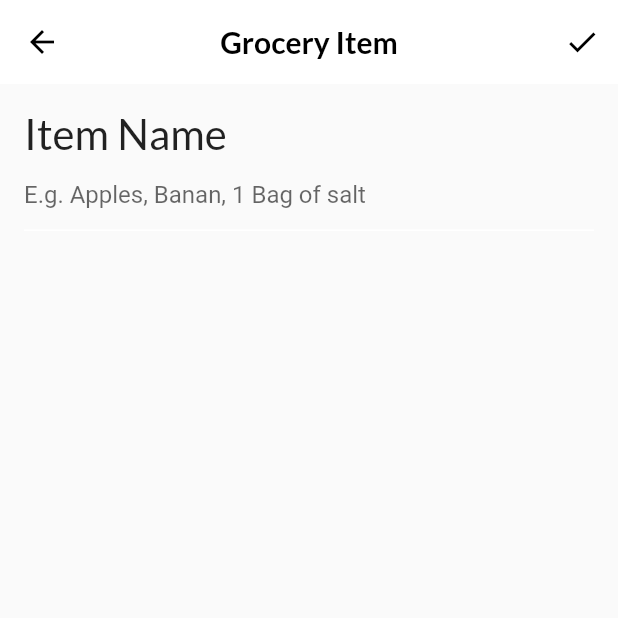
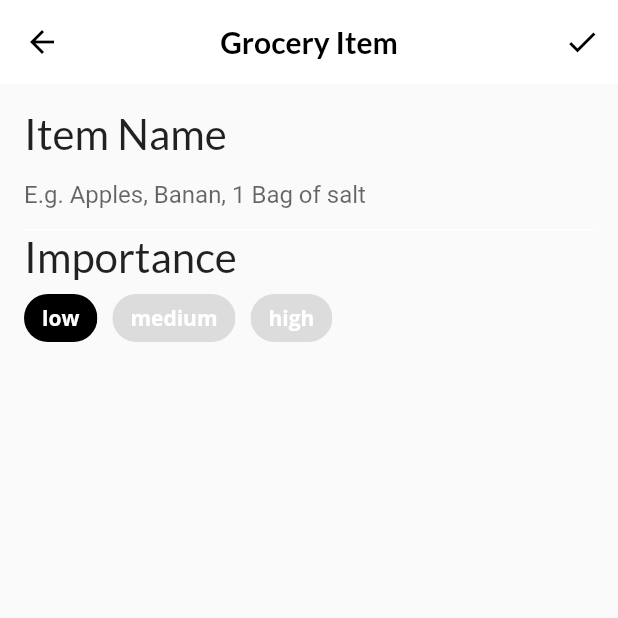
Before and after one commit to thezxdev/scrollablle_widgets, a Flutter app: the screen it shows after launch, item 3 of the bottom bar chosen, after a tap on the "add" icon, on a phone screen of 412 x 824 dp, the top half of it. Run offline on Flutter 3.47's test engine with Material 2 defaults, Android fonts, the phone set to English and light mode, and no system bars; our stand-ins replace google_fonts.

Commit message:
Creado y agregado ChoiceChip en grocery_item_screen

```diff
--- a/lib/screens/grocery_item_screen.dart
+++ b/lib/screens/grocery_item_screen.dart
@@ -93,8 +93,8 @@ class _GroceryItemScreenState extends State<GroceryItemScreen> {
         padding: const EdgeInsets.all(16),
         child: ListView(
           children: [
-            buildNameField()
-            // TODO: Add Importance selection
+            buildNameField(),
+            buildImportanceField(),
             // TODO: Add date picker
             // TODO: Add time picker
             // TODO: Add color picker
@@ -136,7 +136,55 @@ class _GroceryItemScreenState extends State<GroceryItemScreen> {
 
   }
 
-  // TODO: Add buildImportanceField()
+  Widget buildImportanceField() {
+    return Column(
+      crossAxisAlignment: CrossAxisAlignment.start,
+      children: [
+        Text(
+          'Importance',
+          style: GoogleFonts.lato(fontSize: 28),
+        ),
+        Wrap(
+          spacing: 10,
+          children: [
+            ChoiceChip(
+              selectedColor: Colors.black,
+              selected: _importance == Importance.low,
+              label: const Text(
+                'low',
+                style: TextStyle(color: Colors.white),
+              ),
+              onSelected: (selected) {
+                setState(() => _importance = Importance.low);
+              },
+            ),
+            ChoiceChip(
+              selectedColor: Colors.black,
+              selected: _importance == Importance.medium,
+              label: const Text(
+                'medium',
+                style: TextStyle(color: Colors.white),
+              ),
+              onSelected: (selected) {
+                setState(() => _importance = Importance.medium);
+              },
+            ),
+            ChoiceChip(
+              selectedColor: Colors.black,
+              selected: _importance == Importance.high,
+              label: const Text(
+                'high',
+                style: TextStyle(color: Colors.white),
+              ),
+              onSelected: (selected) {
+                setState(() => _importance = Importance.high);
+              },
+            ),
+          ],
+        )
+      ],
+    );
+  }
 
   // TODO: Add buildDateField()
 
```
